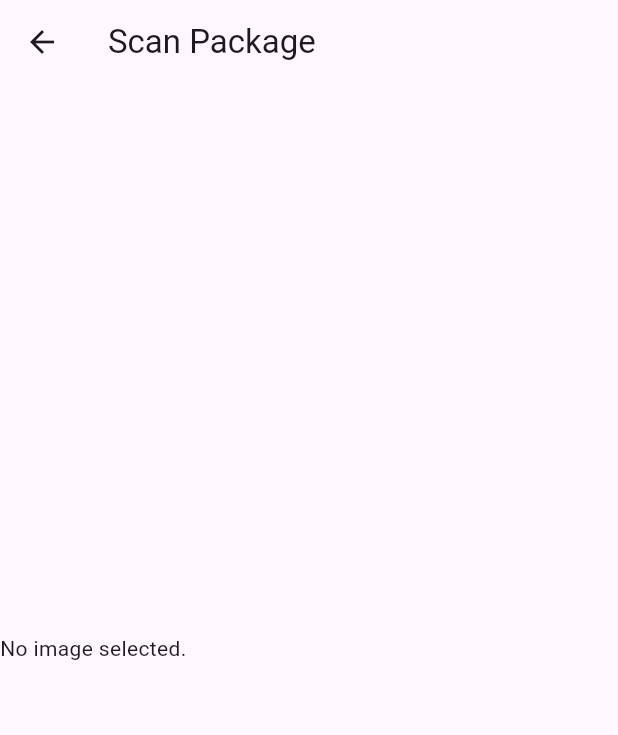
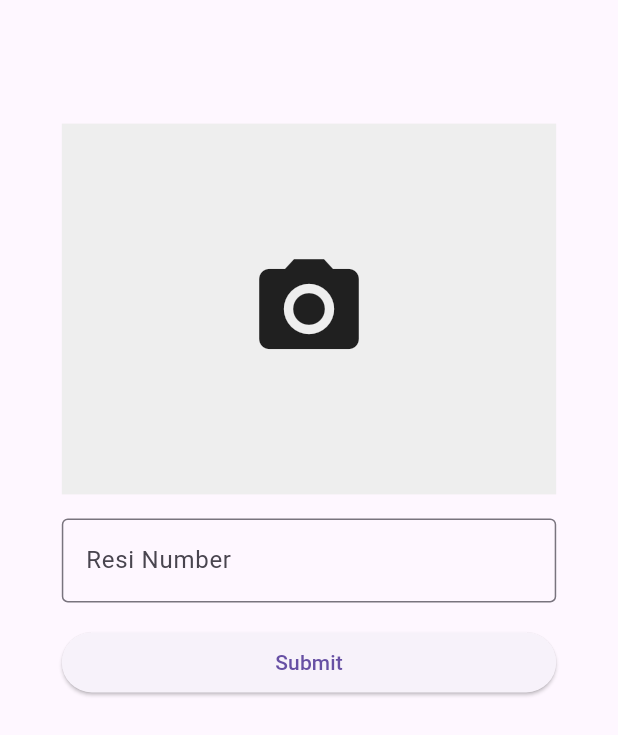
Before and after one commit to Vinoryz/Parcel-Buddy, a Flutter app: the ScanPage screen opened directly, on a phone screen of 412 x 824 dp. Shown: the top 735 px of the screen. Run offline on Flutter 3.47's test engine with Material 3 defaults, Android fonts, the phone set to English and light mode, and no system bars; our stand-ins replace cloud_firestore, firebase_auth, firebase_core, firebase_storage, image_picker; accounts and stored records are empty.

Commit message:
change of plan

```diff
--- a/lib/app/home.dart
+++ b/lib/app/home.dart
@@ -1,5 +1,6 @@
 import 'package:flutter/material.dart';
 import 'package:midterm/app/account.dart';
+import 'package:midterm/app/scan.dart';
 
 class HomeScreen extends StatefulWidget {
   const HomeScreen({super.key});
@@ -12,13 +13,14 @@ class _HomeScreenState extends State<HomeScreen> {
   int _selectedIndex = 1;
 
   static const List<Widget> _pages = <Widget>[
-    Center(child: Text('Scan')),
+    // Center(child: Text('Scan')),
+    ScanPage(),
     Center(child: Text('Lobby')),
     Center(child: Text('History')),
   ];
 
   static const List<String> _titles = <String>[
-    'Scan',
+    'Package Scan',
     'Lobby',
     'History',
   ];
--- a/lib/app/scan.dart
+++ b/lib/app/scan.dart
@@ -1,5 +1,7 @@
 import 'dart:io';
-import 'package:camera/camera.dart';
+import 'package:cloud_firestore/cloud_firestore.dart';
+import 'package:firebase_auth/firebase_auth.dart';
+import 'package:firebase_storage/firebase_storage.dart';
 import 'package:flutter/material.dart';
 import 'package:image_picker/image_picker.dart';
 
@@ -12,26 +14,9 @@ class ScanPage extends StatefulWidget {
 
 class _ScanPageState extends State<ScanPage> {
   File? _imageFile;
-  CameraController? _cameraController;
-  List<CameraDescription>? _cameras;
-  bool _isCameraInitialized = false;
-
-  @override
-  void initState() {
-    super.initState();
-    _initCamera();
-  }
-
-  Future<void> _initCamera() async {
-    _cameras = await availableCameras();
-    if (_cameras != null && _cameras!.isNotEmpty) {
-      _cameraController = CameraController(_cameras![0], ResolutionPreset.medium);
-      await _cameraController!.initialize();
-      setState(() {
-        _isCameraInitialized = true;
-      });
-    }
-  }
+  final _resiController = TextEditingController();
+  final _formKey = GlobalKey<FormState>();
+  bool _isLoading = false;
 
   Future<void> _pickImage() async {
     final pickedFile = await ImagePicker().pickImage(source: ImageSource.gallery);
@@ -42,33 +27,139 @@ class _ScanPageState extends State<ScanPage> {
     }
   }
 
-  Future<void> _takePictureWithCamera() async {
-    if (_cameraController != null && _cameraController!.value.isInitialized) {
-      final image = await _cameraController!.takePicture();
+  Future<void> _takePhoto() async {
+    final pickedFile = await ImagePicker(). pickImage(source: ImageSource.camera);
+    if (pickedFile != null){
       setState(() {
-        _imageFile = File(image.path);
+        _imageFile = File(pickedFile.path);
       });
     }
   }
 
-  @override
-  void dispose() {
-    _cameraController?.dispose();
-    super.dispose();
+  Future<void> _chooseImageSource() async {
+    showModalBottomSheet(
+      context: context,
+      builder: (context) => SafeArea(
+        child: Wrap(
+          children: [
+            ListTile(
+              leading: const Icon(Icons.camera_alt),
+              title: const Text('Take photo'),
+              onTap: () async {
+                Navigator.of(context).pop();
+                await _takePhoto();
+              },
+            ),
+            ListTile(
+              leading: const Icon(Icons.photo_library),
+              title: const Text('Choose image from gallery'),
+              onTap: () async {
+                Navigator.of(context).pop();
+                await _pickImage();
+              }
+            ),
+          ],
+        )
+      ),
+    );
+  }
+
+  Future<void> _uploadAndSave() async {
+    if (_imageFile == null || _resiController.text.isEmpty) return;
+
+    setState(() {
+      _isLoading = true;
+    });
+
+    try {
+      String fileName = 'parcels/${DateTime.now().millisecondsSinceEpoch}_${_imageFile!.path.split('/').last}';
+      final ref = FirebaseStorage.instance.ref().child(fileName);
+      await ref.putFile(_imageFile!);
+      String imageUrl = await ref.getDownloadURL();
+
+      final user = FirebaseAuth.instance.currentUser;
+      await FirebaseFirestore.instance.collection('lobby_parcels').add({
+        'resi_number': _resiController.text,
+        'photo_url': imageUrl,
+        'uploader_name': user?.email ?? user?.uid,
+        'status': 'WAITING',
+        'timestamp': FieldValue.serverTimestamp(),
+      });
+
+      ScaffoldMessenger.of(context).showSnackBar(
+        SnackBar(content: Text('Package Uploaded.'))
+      );
+
+      setState(() {
+        _imageFile = null;
+        _resiController.clear();
+      });
+    } catch (e) {
+      ScaffoldMessenger.of(context).showSnackBar(
+        SnackBar(content: Text('Upload failed: $e'))
+      );
+
+      setState(() {
+        _isLoading = false;
+      });
+    }
+  }
+
+  void _submit() {
+    if (_formKey.currentState!.validate() && _imageFile != null) {
+      _uploadAndSave();
+    } else if (_imageFile == null) {
+      ScaffoldMessenger.of(context).showSnackBar(
+        const SnackBar(content: Text('Please take a photo or choose a photo.')),
+      );
+    }
   }
 
   @override
   Widget build(BuildContext context) {
+    double widthScreen = MediaQuery.of(context).size.width;
+    double heightScreen = MediaQuery.of(context).size.height;
+
     return Scaffold(
-      appBar: AppBar(title: const Text('Scan Package')),
-      body: Column(
-        mainAxisAlignment: MainAxisAlignment.center,
-        children: [
-          _imageFile != null
-            ? Image.file(_imageFile!, height: 200)
-            : const Text('No image selected.'),
-          const SizedBox(height: 16),
-        ],
+      body: Padding(
+        padding: EdgeInsetsGeometry.fromLTRB(
+          widthScreen * 0.1,
+          heightScreen * 0.1,
+          widthScreen * 0.1,
+          heightScreen * 0.1,
+        ),
+        child: Form(
+          key: _formKey,
+          child: ListView(
+            children: [
+              GestureDetector(
+                onTap: _chooseImageSource,
+                child: _imageFile != null
+                  ? Image.file(_imageFile!, height: heightScreen * 0.3)
+                  : Container(
+                    height: heightScreen * 0.3,
+                    color: Colors.grey[200],
+                    child: Icon(Icons.camera_alt, size: 80),
+                  ),
+              ),
+              const SizedBox(height: 16),
+              TextFormField(
+                controller: _resiController,
+                decoration: const InputDecoration(
+                  labelText: 'Resi Number',
+                  border: OutlineInputBorder(),
+                ),
+                validator: (value) =>
+                  value == null || value.isEmpty ? 'Enter resi number' : null,
+              ),
+              const SizedBox(height: 16),
+              ElevatedButton(
+                onPressed: _submit,
+                child: _isLoading ? const CircularProgressIndicator() : const Text('Submit')
+              ),
+            ],
+          ),
+        ),
       ),
     );
   }
--- a/lib/auth/login.dart
+++ b/lib/auth/login.dart
@@ -43,6 +43,7 @@ class _LoginScreenState extends State<LoginScreen> {
     } on FirebaseAuthException catch (e) {
       setState(() {
         _errorCode = e.code;
+        _isLoading = false;
       });
     }
 
@@ -63,8 +64,13 @@ class _LoginScreenState extends State<LoginScreen> {
     } on FirebaseAuthException catch (e) {
       setState(() {
         _errorCode = e.code;
+        _isLoadingGuest = false;
       });
     }
+
+    setState(() {
+      _isLoading = false;
+    });
   }
 
   @override
--- a/pubspec.yaml
+++ b/pubspec.yaml
@@ -39,6 +39,7 @@ dependencies:
   firebase_auth: ^6.4.0
   camera: ^0.12.0+1
   image_picker: ^1.2.1
+  firebase_storage: ^13.3.0
 
 dev_dependencies:
   flutter_test:
```
Also changed, not shown: lib/app/lobby.dart (added), pubspec.lock, 4 other files.
